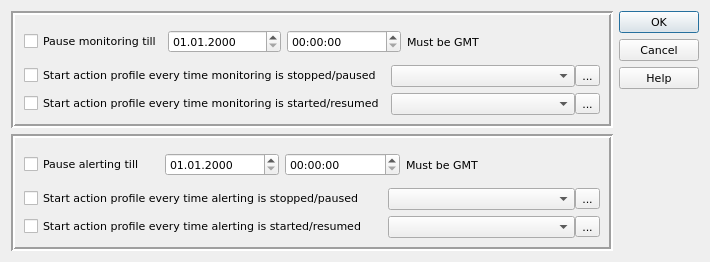
Qt form qHostMonitor/qPauseMonitoringDlg.ui (khomchenkovaa/QHostMonitor) before a commit.
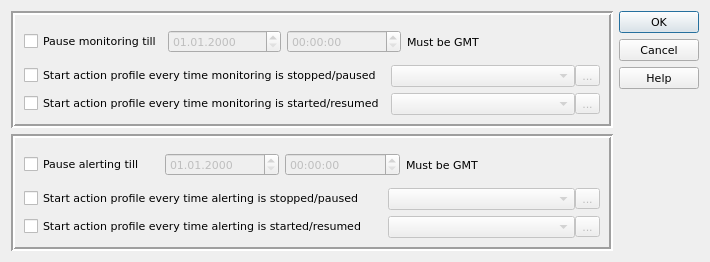
The same form after that commit. Icons and pictures are not drawn.

Commit message: Add: pause monitoring

```diff
--- a/qHostMonitor/qPauseMonitoringDlg.ui
+++ b/qHostMonitor/qPauseMonitoringDlg.ui
@@ -49,6 +49,9 @@
           </item>
           <item>
            <widget class="QDateEdit" name="dateMonitoringPause">
+            <property name="enabled">
+             <bool>false</bool>
+            </property>
             <property name="displayFormat">
              <string>dd.MM.yyyy</string>
             </property>
@@ -56,6 +59,9 @@
           </item>
           <item>
            <widget class="QTimeEdit" name="timeMonitoringPause">
+            <property name="enabled">
+             <bool>false</bool>
+            </property>
             <property name="displayFormat">
              <string>hh:mm:ss</string>
             </property>
@@ -102,6 +108,9 @@
             </property>
             <item>
              <widget class="QComboBox" name="cmbMonitoringStopped">
+              <property name="enabled">
+               <bool>false</bool>
+              </property>
               <item>
                <property name="text">
                 <string/>
@@ -146,6 +155,9 @@
             </item>
             <item>
              <widget class="QToolButton" name="btnMonitoringStopped">
+              <property name="enabled">
+               <bool>false</bool>
+              </property>
               <property name="text">
                <string>...</string>
               </property>
@@ -177,6 +189,9 @@
             </property>
             <item>
              <widget class="QComboBox" name="cmbMonitoringStarted">
+              <property name="enabled">
+               <bool>false</bool>
+              </property>
               <item>
                <property name="text">
                 <string/>
@@ -221,6 +236,9 @@
             </item>
             <item>
              <widget class="QToolButton" name="btnMonitoringStarted">
+              <property name="enabled">
+               <bool>false</bool>
+              </property>
               <property name="text">
                <string>...</string>
               </property>
@@ -266,6 +284,9 @@
           </item>
           <item>
            <widget class="QDateEdit" name="dateAlertingPause">
+            <property name="enabled">
+             <bool>false</bool>
+            </property>
             <property name="displayFormat">
              <string>dd.MM.yyyy</string>
             </property>
@@ -273,6 +294,9 @@
           </item>
           <item>
            <widget class="QTimeEdit" name="timeAlertingPause">
+            <property name="enabled">
+             <bool>false</bool>
+            </property>
             <property name="displayFormat">
              <string>hh:mm:ss </string>
             </property>
@@ -319,6 +343,9 @@
             </property>
             <item>
              <widget class="QComboBox" name="cmbAlertingStopped">
+              <property name="enabled">
+               <bool>false</bool>
+              </property>
               <item>
                <property name="text">
                 <string/>
@@ -363,6 +390,9 @@
             </item>
             <item>
              <widget class="QToolButton" name="btnAlertingStopped">
+              <property name="enabled">
+               <bool>false</bool>
+              </property>
               <property name="text">
                <string>...</string>
               </property>
@@ -394,6 +424,9 @@
             </property>
             <item>
              <widget class="QComboBox" name="cmbAlertingStarted">
+              <property name="enabled">
+               <bool>false</bool>
+              </property>
               <item>
                <property name="text">
                 <string/>
@@ -438,6 +471,9 @@
             </item>
             <item>
              <widget class="QToolButton" name="btnAlertingStarted">
+              <property name="enabled">
+               <bool>false</bool>
+              </property>
               <property name="text">
                <string>...</string>
               </property>
```
Left out of the diff: 209 changed lines with no effect on the pictures. The commit also changes 16 other files.
